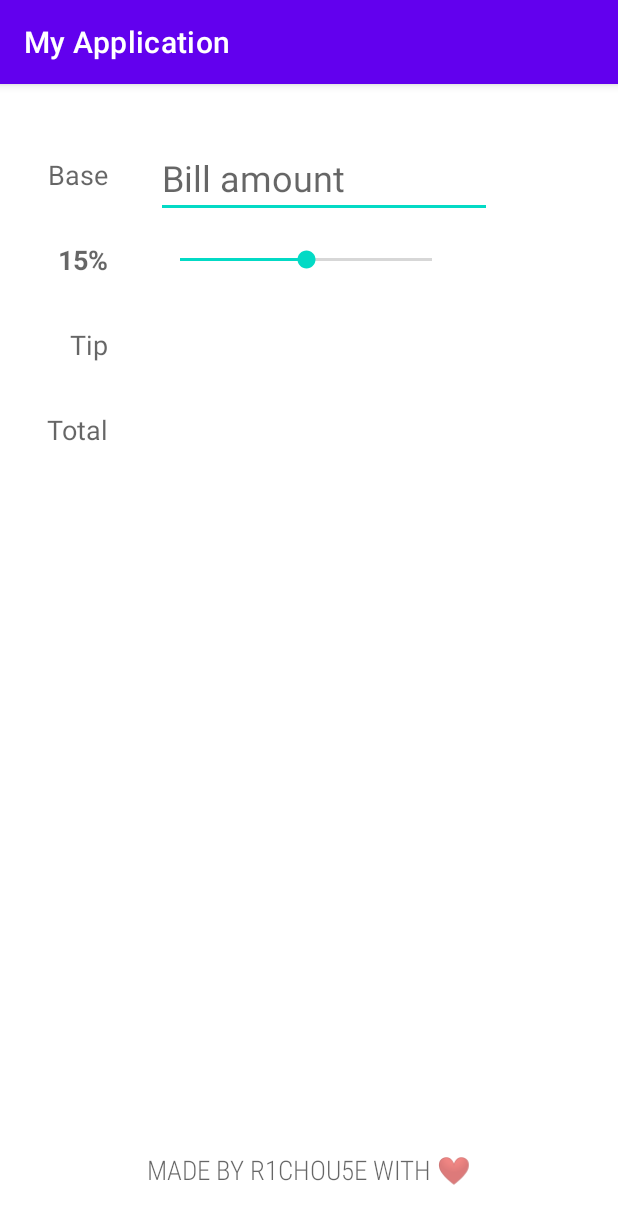
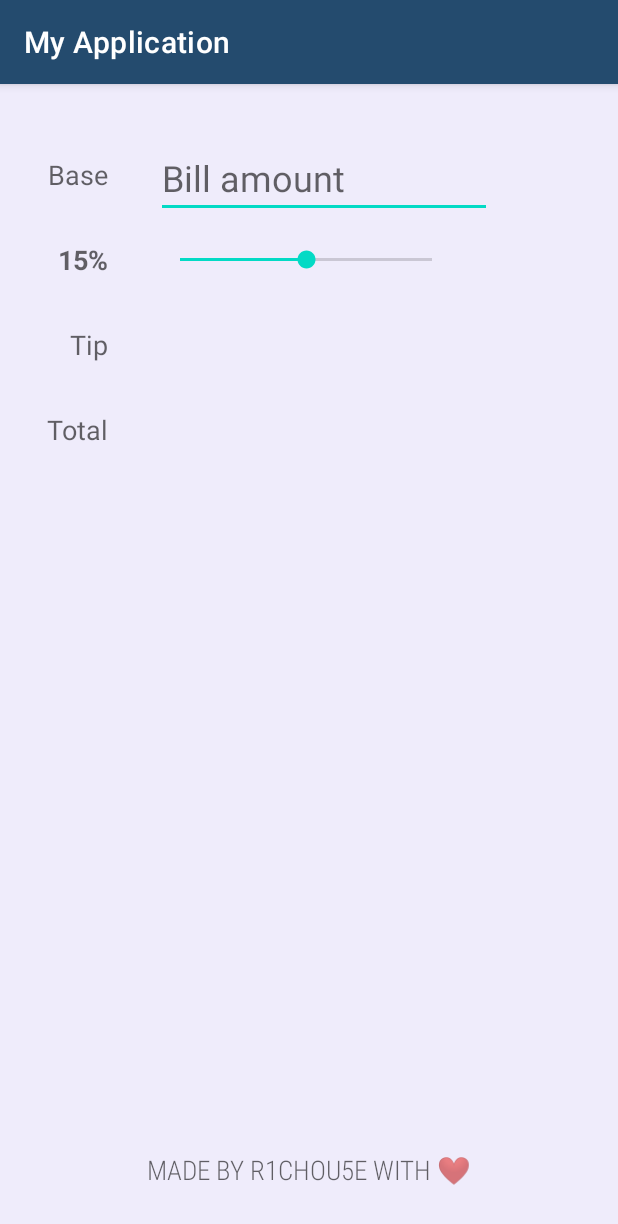
Before and after one commit to r1chou5e/tippy-kotlin-android-app, an Android app: the screen it shows after launch (MainActivity), on a phone screen of 412 x 824 dp. Shown: the top 1224 px of the screen. Run offline under Robolectric (Android 15) with nearby library versions, the phone set to English and light mode, and no system bars.

Commit message:
[add] color for app

```diff
--- a/app/src/main/res/values/colors.xml
+++ b/app/src/main/res/values/colors.xml
@@ -7,4 +7,7 @@
     <color name="teal_700">#FF018786</color>
     <color name="black">#FF000000</color>
     <color name="white">#FFFFFFFF</color>
+    <color name="primary_blue">#244B6E</color>
+    <color name="darker_blue">#07256E</color>
+    <color name="background_blue">#EFECFB</color>
 </resources>
--- a/app/src/main/res/values/themes.xml
+++ b/app/src/main/res/values/themes.xml
@@ -2,8 +2,8 @@
     <!-- Base application theme. -->
     <style name="Theme.MyApplication" parent="Theme.MaterialComponents.DayNight.DarkActionBar">
         <!-- Primary brand color. -->
-        <item name="colorPrimary">@color/purple_500</item>
-        <item name="colorPrimaryVariant">@color/purple_700</item>
+        <item name="colorPrimary">@color/primary_blue</item>
+        <item name="colorPrimaryVariant">@color/darker_blue</item>
         <item name="colorOnPrimary">@color/white</item>
         <!-- Secondary brand color. -->
         <item name="colorSecondary">@color/teal_200</item>
@@ -12,5 +12,6 @@
         <!-- Status bar color. -->
         <item name="android:statusBarColor">?attr/colorPrimaryVariant</item>
         <!-- Customize your theme here. -->
+        <item name="android:colorBackground">@color/background_blue</item>
     </style>
 </resources>
```
